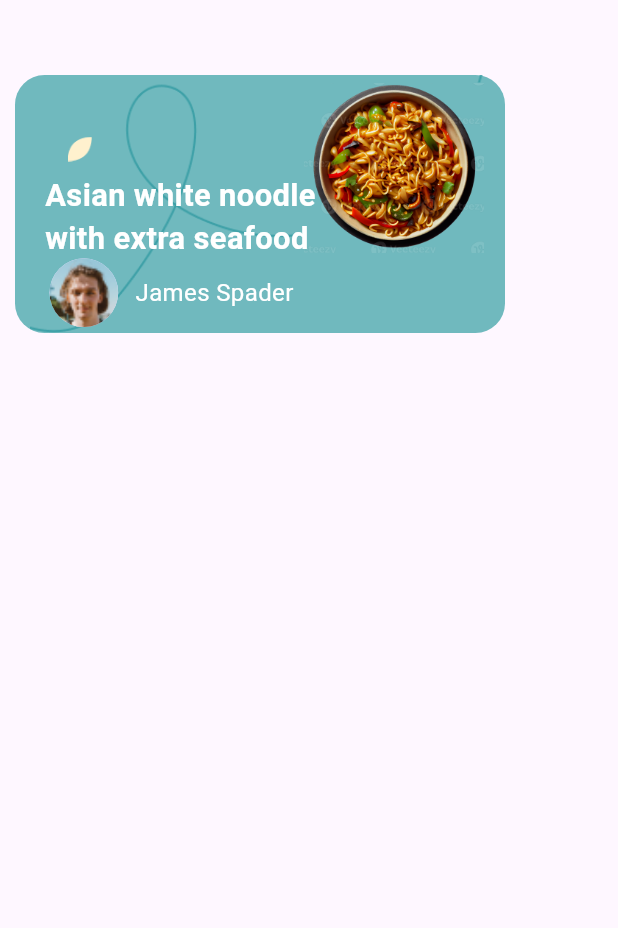
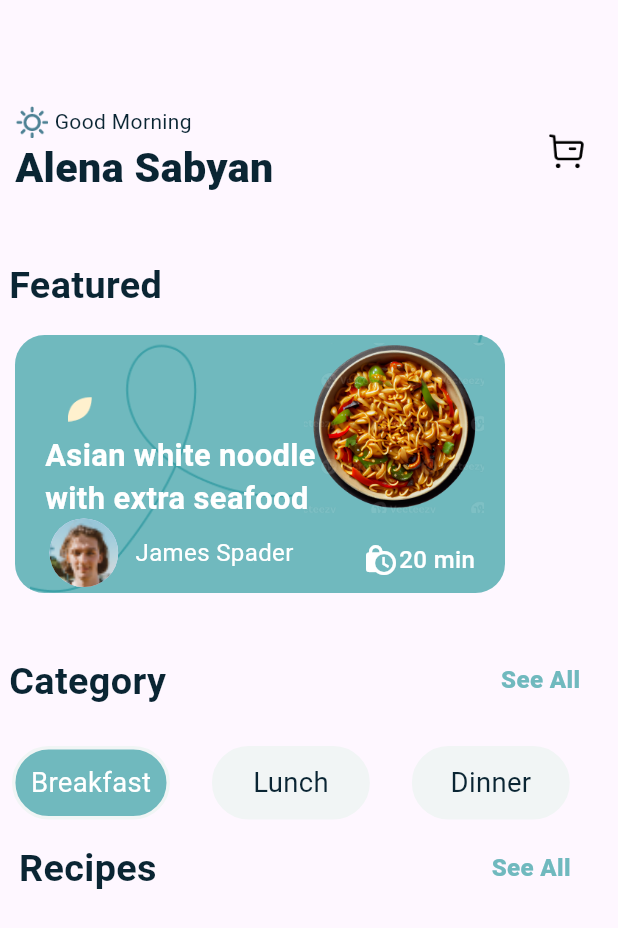
Before and after one commit to Rostomgh/dev_challenge_2, a Flutter app: the HomeScreen screen opened by its route, on a phone screen of 412 x 824 dp. Shown: the top 928 px of the screen. Run offline on Flutter 3.47's test engine with Material 3 defaults, Android fonts, the phone set to English and light mode, and no system bars; our stand-ins replace bloc, flutter_bloc, flutter_screenutil, responsive_grid.

Commit message:
last commit in home Screen,Search Screen

```diff
--- a/lib/core/Theme/AppAssets.dart
+++ b/lib/core/Theme/AppAssets.dart
@@ -9,4 +9,6 @@ class AppAssets {
   static const String user='assets/user.png';
   static const String notif='assets/notif.png';
   static const String grid='assets/grid.png';
+  static const String start='assets/start.png';
+  static const String buy='assets/buy.png';
 }
--- a/lib/core/Theme/AppSizes.dart
+++ b/lib/core/Theme/AppSizes.dart
@@ -4,4 +4,5 @@ class AppSizes {
   static const double height = 16;
   static const double widthGrid = 200;
   static const double heightGrid = 172;
+  static const double hcategory = 12;
 }
--- /dev/null
+++ b/lib/features/Search Screen/SearchScreen.dart
@@ -0,0 +1,15 @@
+import 'package:flutter/material.dart';
+
+class SearchScreen extends StatefulWidget {
+  const SearchScreen({super.key});
+
+  @override
+  State<SearchScreen> createState() => _SearchScreenState();
+}
+
+class _SearchScreenState extends State<SearchScreen> {
+  @override
+  Widget build(BuildContext context) {
+    return const Placeholder();
+  }
+}
--- a/lib/features/home/HomeScreen.dart
+++ b/lib/features/home/HomeScreen.dart
@@ -1,5 +1,12 @@
+import 'package:dev_challenge_2/core/Theme/AppColors.dart';
+import 'package:dev_challenge_2/core/Theme/AppSizes.dart';
+import 'package:dev_challenge_2/features/home/Widget/Build%20Category.dart';
+import 'package:dev_challenge_2/features/home/Widget/CustomCategoryContnair.dart';
+import 'package:dev_challenge_2/features/home/Widget/CustomNameSection.dart';
 import 'package:dev_challenge_2/features/home/Widget/CustomResponsiveGrid.dart';
+import 'package:dev_challenge_2/features/home/Widget/StartScreen.dart';
 import 'package:flutter/material.dart';
+import 'package:flutter_screenutil/flutter_screenutil.dart';
 
 class HomeScreen extends StatefulWidget {
   const HomeScreen({super.key});
@@ -11,16 +18,46 @@ class HomeScreen extends StatefulWidget {
 class _HomeScreenState extends State<HomeScreen> {
   @override
   Widget build(BuildContext context) {
-    return const Scaffold(
-    body: SingleChildScrollView(
+    return Scaffold(
+        body: SingleChildScrollView(
       child: Column(
+        crossAxisAlignment: CrossAxisAlignment.start,
         children: [
-          SizedBox(height: 40,),
-          CustomResponsiveGrid(title:"Asian white noodle with extra seafood" ,)
+          SizedBox(
+            height: 50.h,
+          ),
+          const StartScreen(),
+          const SizedBox(
+            height: AppSizes.hbtween,
+          ),
+          Padding(
+            padding: const EdgeInsets.all(6.0),
+            child: Text('Featured',
+                style: TextStyle(
+                    fontSize: 22.sp,
+                    fontWeight: FontWeight.bold,
+                    color: AppColors.textColor)),
+          ),
+          const CustomResponsiveGrid(
+            title: "Asian white noodle with extra seafood",
+            time: '20',
+          ),
+          const SizedBox(
+            height: AppSizes.hbtween,
+          ),
+          const CustomNameSection(
+            NSection: 'Category',
+          ),
+          const SizedBox(
+            height: AppSizes.hcategory,
+          ),
+          const BuildCategory() ,
+          const CustomNameSection(
+            NSection: ' Recipes',
+          ),
 
         ],
       ),
-    )
-    );
+    ));
   }
 }
--- /dev/null
+++ b/lib/features/home/Widget/Build Category.dart
@@ -0,0 +1,33 @@
+import 'package:dev_challenge_2/core/Theme/AppColors.dart';
+import 'package:dev_challenge_2/core/Theme/AppSizes.dart';
+import 'package:dev_challenge_2/features/home/Widget/CustomCategoryContnair.dart';
+import 'package:flutter/material.dart';
+
+class BuildCategory extends StatelessWidget {
+  const BuildCategory({super.key});
+
+  @override
+  Widget build(BuildContext context) {
+    return const Row(
+      children: [
+        CustomCategoryC(
+          category: 'Breakfast',
+          clr: AppColors.primaryColor,
+          clrtext: AppColors.white,
+        ),
+        SizedBox(width: AppSizes.hcategory,),
+        CustomCategoryC(
+          category: 'Lunch',
+          clr: AppColors.Category,
+          clrtext: AppColors.textColor,
+        ),
+        SizedBox(width: AppSizes.hcategory,),
+        CustomCategoryC(
+          category: 'Dinner',
+          clr: AppColors.Category,
+          clrtext: AppColors.textColor,
+        ),
+      ],
+    );
+  }
+}
--- a/lib/features/home/Widget/CustomCategoryContnair.dart
+++ b/lib/features/home/Widget/CustomCategoryContnair.dart
@@ -5,26 +5,34 @@ import 'package:flutter_screenutil/flutter_screenutil.dart';
 
 class CustomCategoryC extends StatelessWidget {
   final String category;
-  final Function() ? ontap;
-  const CustomCategoryC({super.key, required this.category, this.ontap});
+  final Function()? ontap;
+  final Color clr;
+  final Color clrtext;
+  const CustomCategoryC(
+      {super.key, required this.category, this.ontap, required this.clr, required this.clrtext});
 
   @override
   Widget build(BuildContext context) {
-    return InkWell(
+    return Padding(
+      padding: const EdgeInsets.all(8.0),
+      child: InkWell(
+
         onTap: ontap,
         child: Container(
           height: 41.h,
           width: 92.w,
-        color: AppColors.Category,
           decoration: BoxDecoration(
             borderRadius: BorderRadius.circular(40.r).w,
+            color: clr,
+            border: Border.all(color: AppColors.Category, width: 2.w),
           ),
+          child: Center(
             child: Text(
               category,
               style: TextStyle(
-              fontSize: 16.sp,
-              fontWeight: FontWeight.w400,
-              color: AppColors.textColor),
+                  fontSize: 16.sp, fontWeight: FontWeight.w400, color: clrtext),
+            ),
+          ),
         ),
       ),
     );
--- a/lib/features/home/Widget/CustomNameSection.dart
+++ b/lib/features/home/Widget/CustomNameSection.dart
@@ -8,7 +8,9 @@ class CustomNameSection extends StatelessWidget {
 
   @override
   Widget build(BuildContext context) {
-    return Row(
+    return Padding(
+      padding: const EdgeInsets.all(6.0),
+      child: Row(
         children: [
           Text(NSection,
               style: TextStyle(
@@ -26,6 +28,7 @@ class CustomNameSection extends StatelessWidget {
                 fontSize: 14.sp),
           )
         ],
+      ),
     );
   }
 }
--- a/lib/features/home/Widget/CustomResponsiveGrid.dart
+++ b/lib/features/home/Widget/CustomResponsiveGrid.dart
@@ -8,8 +8,9 @@ import 'package:flutter_screenutil/flutter_screenutil.dart';
 import 'package:responsive_grid/responsive_grid.dart';
 
 class CustomResponsiveGrid extends StatelessWidget {
+  final String time;
   final String title;
-  const CustomResponsiveGrid({super.key, required this.title});
+  const CustomResponsiveGrid({super.key, required this.title, required this.time});
 
   @override
   Widget build(BuildContext context) {
@@ -34,7 +35,12 @@ class CustomResponsiveGrid extends StatelessWidget {
                   Positioned(
                       left: 25,
                       top: 41,
-                    child: Image.asset(AppAssets.grid,width: 14.w,height: 14.h,fit: BoxFit.cover,)),
+                      child: Image.asset(
+                        AppAssets.grid,
+                        width: 14.w,
+                        height: 14.h,
+                        fit: BoxFit.cover,
+                      )),
                   Positioned(
                     right: 4,
                     top: 5,
@@ -62,13 +68,28 @@ class CustomResponsiveGrid extends StatelessWidget {
                   ),
                   const Positioned(
                     left: 13,
-                    bottom:4 ,
+                    bottom: 4,
                     right: 135,
                     child: CustomRowName(
                       name: 'James Spader',
                     ),
                   ),
-
+                  Positioned(
+                    right: 10,
+                    bottom: 10,
+                    child: Row(
+                      children: [
+                        const Icon(Icons.lock_clock,color: AppColors.white,),
+                        Text(
+                          '$time min',
+                          style: TextStyle(
+                              color: AppColors.white,
+                              fontSize: 14.sp,
+                              fontWeight: FontWeight.w500),
+                        ),
+                      ],
+                    ),
+                  ),
                 ],
               )),
         ),
--- /dev/null
+++ b/lib/features/home/Widget/StartScreen.dart
@@ -0,0 +1,59 @@
+import 'package:dev_challenge_2/core/Theme/AppAssets.dart';
+import 'package:dev_challenge_2/core/Theme/AppColors.dart';
+import 'package:flutter/material.dart';
+import 'package:flutter_screenutil/flutter_screenutil.dart';
+
+class StartScreen extends StatelessWidget {
+  const StartScreen({super.key});
+
+  @override
+  Widget build(BuildContext context) {
+    return Row(
+      children: [
+        Padding(
+          padding: const EdgeInsets.all(10.0),
+          child: Column(
+            crossAxisAlignment: CrossAxisAlignment.start,
+            children: [
+              Row(
+                children: [
+                  Image.asset(
+                    AppAssets.start,
+                    width: 19.w,
+                    height: 19.h,
+                  ),
+                  SizedBox(
+                    width: 4.w,
+                  ),
+                  const Text(
+                    'Good Morning',
+                    style: TextStyle(
+                        color: AppColors.textColor, fontWeight: FontWeight.w400),
+                    textAlign: TextAlign.center,
+                  ),
+                ],
+              ),
+              Text(
+                'Alena Sabyan',
+                style: TextStyle(
+                    fontSize: 24.sp,
+                    fontWeight: FontWeight.w800,
+                    color: AppColors.textColor),
+              )
+            ],
+          ),
+        ),
+        SizedBox(
+          width: 150.w,
+        ),
+
+        Image.asset(
+            AppAssets.buy,
+            width: 24.w,
+            height: 24.h,
+          ),
+          ],);
+
+
+  }
+}
```
Also changed, not shown: assets/buy.png (added), assets/start.png (added). Lines whose indentation alone changed are shown as unchanged.
